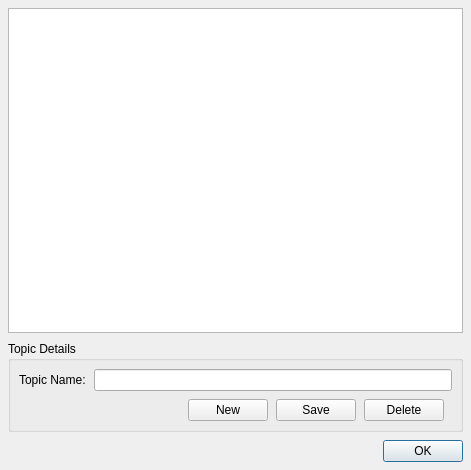
Qt form resources/forms/topicsdialog.ui (zonArt/openlp) before a commit.
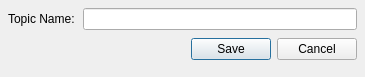
The same form after that commit. Icons and pictures are not drawn.

Commit message: Lots of yummy updates to the song maintenance form.

Patch:
```diff
--- a/resources/forms/topicsdialog.ui
+++ b/resources/forms/topicsdialog.ui
@@ -1,118 +1,44 @@
 <ui version="4.0" >
  <class>TopicsDialog</class>
- <widget class="QDialog" name="TopicsDialog" >
-  <property name="geometry" >
+ <widget class="QDialog" name="TopicsDialog">
+  <property name="geometry">
    <rect>
     <x>0</x>
     <y>0</y>
-    <width>471</width>
-    <height>470</height>
+    <width>365</width>
+    <height>77</height>
    </rect>
   </property>
   <property name="windowTitle" >
    <string>Topic Maintenance</string>
   </property>
-  <layout class="QGridLayout" name="TopicsLayout" >
-   <property name="margin" >
+  <layout class="QFormLayout" name="TopicLayout">
+   <property name="fieldGrowthPolicy">
+    <enum>QFormLayout::ExpandingFieldsGrow</enum>
+   </property>
+   <property name="horizontalSpacing">
     <number>8</number>
    </property>
-   <property name="spacing" >
+   <property name="verticalSpacing">
     <number>8</number>
    </property>
-   <item row="1" column="0" >
-    <widget class="QGroupBox" name="TopicGroupBox" >
-     <property name="title" >
-      <string>Topic Details</string>
+   <property name="margin">
+    <number>8</number>
+   </property>
+   <item row="0" column="0">
+    <widget class="QLabel" name="TopicNameLabel">
+     <property name="text">
+      <string>Topic Name:</string>
      </property>
-     <layout class="QGridLayout" name="DetailsLayout" >
-      <property name="margin" >
-       <number>8</number>
-      </property>
-      <property name="spacing" >
-       <number>8</number>
-      </property>
-      <item row="0" column="0" >
-       <widget class="QLabel" name="TopicNameLabel" >
-        <property name="text" >
-         <string>Topic Name:</string>
-        </property>
-       </widget>
-      </item>
-      <item row="0" column="1" colspan="6" >
-       <widget class="QLineEdit" name="TopicNameEdit" />
-      </item>
-      <item row="1" column="0" colspan="3" >
-       <spacer name="ButtonsSpacer" >
-        <property name="orientation" >
-         <enum>Qt::Horizontal</enum>
-        </property>
-        <property name="sizeHint" stdset="0" >
-         <size>
-          <width>198</width>
-          <height>20</height>
-         </size>
-        </property>
-       </spacer>
-      </item>
-      <item row="1" column="5" >
-       <widget class="QPushButton" name="DeleteButton" >
-        <property name="toolTip" >
-         <string>Delete Author</string>
-        </property>
-        <property name="text" >
-         <string>Delete</string>
-        </property>
-        <property name="icon" >
-         <iconset resource="../images/openlp-2.qrc" >
-          <normaloff>:/services/service_delete.png</normaloff>:/services/service_delete.png</iconset>
-        </property>
-       </widget>
-      </item>
-      <item row="1" column="4" >
-       <widget class="QPushButton" name="AddUpdateButton" >
-        <property name="toolTip" >
-         <string>Add Update Author</string>
-        </property>
-        <property name="text" >
-         <string>Save</string>
-        </property>
-        <property name="icon" >
-         <iconset resource="../images/openlp-2.qrc" >
-          <normaloff>:/services/service_save.png</normaloff>:/services/service_save.png</iconset>
-        </property>
-       </widget>
-      </item>
-      <item row="1" column="3" >
-       <widget class="QPushButton" name="ClearButton" >
-        <property name="toolTip" >
-         <string>Clear Selection</string>
-        </property>
-        <property name="text" >
-         <string>New</string>
-        </property>
-        <property name="icon" >
-         <iconset resource="../images/openlp-2.qrc" >
-          <normaloff>:/services/service_new.png</normaloff>:/services/service_new.png</iconset>
-        </property>
-       </widget>
-      </item>
-     </layout>
     </widget>
    </item>
-   <item row="0" column="0" >
-    <widget class="QTableWidget" name="TopicsListView" >
-     <property name="alternatingRowColors" >
-      <bool>true</bool>
-     </property>
-    </widget>
+   <item row="0" column="1">
+    <widget class="QLineEdit" name="TopicNameEdit"/>
    </item>
-   <item row="2" column="0" >
-    <widget class="QDialogButtonBox" name="ButtonBox" >
-     <property name="orientation" >
-      <enum>Qt::Horizontal</enum>
-     </property>
-     <property name="standardButtons" >
-      <set>QDialogButtonBox::Ok</set>
+   <item row="1" column="1">
+    <widget class="QDialogButtonBox" name="TopicButtonBox">
+     <property name="standardButtons">
+      <set>QDialogButtonBox::Cancel|QDialogButtonBox::Save</set>
      </property>
     </widget>
    </item>
```
Left out of the diff: 42 changed lines with no effect on the pictures. The commit also changes 16 other files.
